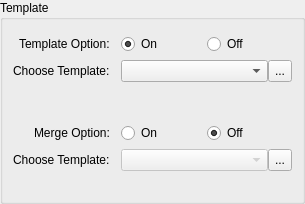
Old version of the form src/ui/templatepanel.ui in the repository LambolAlee/PasTk-Cpp.
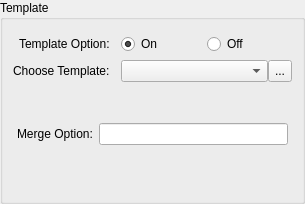
New version of the form.

What changed in the file:
```diff
--- a/src/ui/templatepanel.ui
+++ b/src/ui/templatepanel.ui
@@ -133,82 +133,6 @@
       <item>
        <widget class="QWidget" name="mergeWidget" native="true">
         <layout class="QFormLayout" name="formLayout_2">
-         <property name="labelAlignment">
-          <set>Qt::AlignRight|Qt::AlignTrailing|Qt::AlignVCenter</set>
-         </property>
-         <property name="horizontalSpacing">
-          <number>11</number>
-         </property>
-         <property name="leftMargin">
-          <number>5</number>
-         </property>
-         <property name="rightMargin">
-          <number>5</number>
-         </property>
-         <item row="0" column="1">
-          <layout class="QHBoxLayout" name="horizontalLayout_3">
-           <item>
-            <widget class="QRadioButton" name="radioButton_3">
-             <property name="text">
-              <string>On</string>
-             </property>
-             <attribute name="buttonGroup">
-              <string notr="true">mergeOption</string>
-             </attribute>
-            </widget>
-           </item>
-           <item>
-            <widget class="QRadioButton" name="radioButton_4">
-             <property name="text">
-              <string>Off</string>
-             </property>
-             <property name="checked">
-              <bool>true</bool>
-             </property>
-             <attribute name="buttonGroup">
-              <string notr="true">mergeOption</string>
-             </attribute>
-            </widget>
-           </item>
-          </layout>
-         </item>
-         <item row="1" column="0">
-          <widget class="QLabel" name="label_4">
-           <property name="text">
-            <string>Choose Template:</string>
-           </property>
-          </widget>
-         </item>
-         <item row="1" column="1">
-          <layout class="QHBoxLayout" name="horizontalLayout_4">
-           <item>
-            <widget class="QComboBox" name="mergeCB">
-             <property name="enabled">
-              <bool>false</bool>
-             </property>
-             <property name="sizePolicy">
-              <sizepolicy hsizetype="Preferred" vsizetype="Preferred">
-               <horstretch>0</horstretch>
-               <verstretch>0</verstretch>
-              </sizepolicy>
-             </property>
-            </widget>
-           </item>
-           <item>
-            <widget class="QToolButton" name="openEditorTB_2">
-             <property name="sizePolicy">
-              <sizepolicy hsizetype="Fixed" vsizetype="Preferred">
-               <horstretch>0</horstretch>
-               <verstretch>0</verstretch>
-              </sizepolicy>
-             </property>
-             <property name="text">
-              <string>...</string>
-             </property>
-            </widget>
-           </item>
-          </layout>
-         </item>
          <item row="0" column="0">
           <widget class="QLabel" name="label_3">
            <property name="text">
@@ -216,6 +140,9 @@
            </property>
           </widget>
          </item>
+         <item row="0" column="1">
+          <widget class="QLineEdit" name="lineEdit"/>
+         </item>
         </layout>
        </widget>
       </item>
```
Left out of the diff: 1 changed line with no effect on the pictures.
